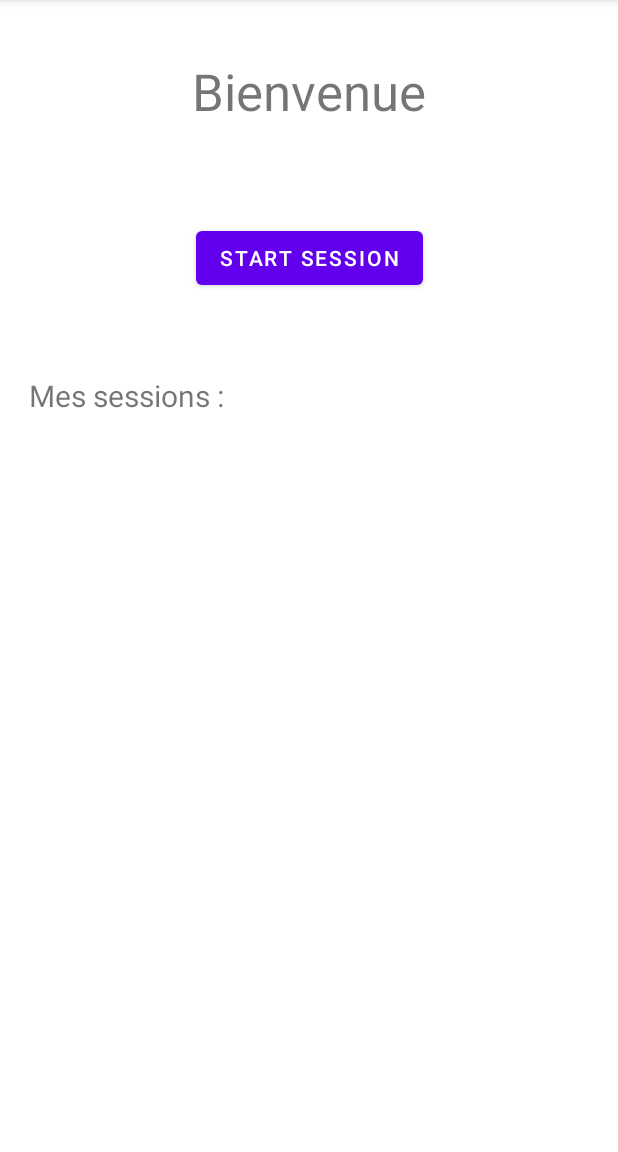
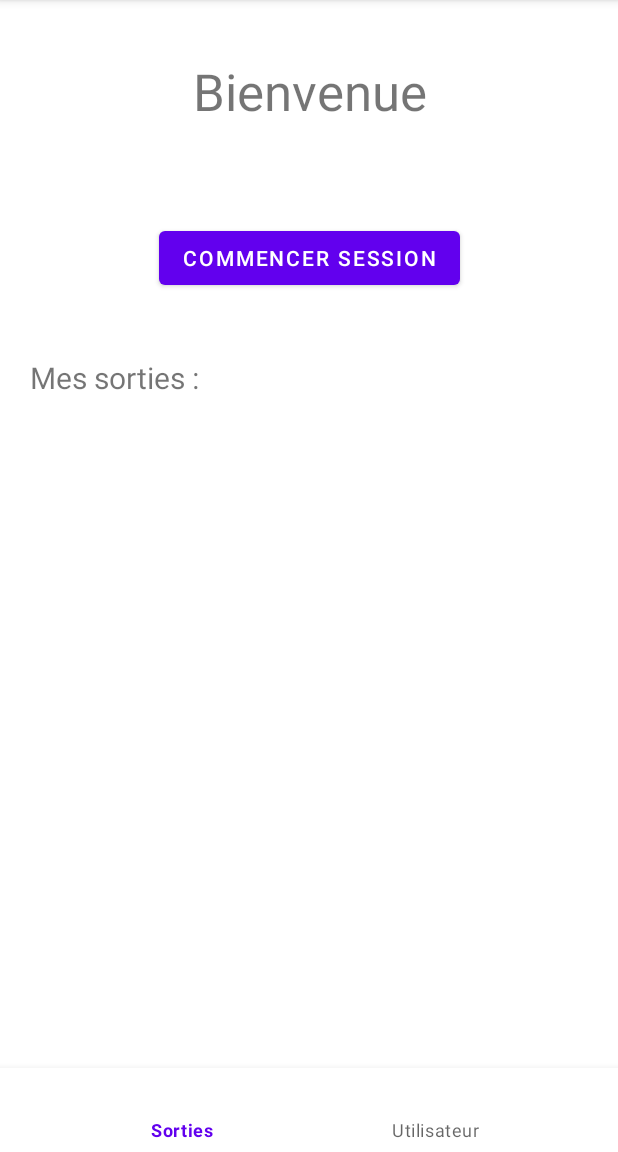
Before and after one commit to noureddine-m-kanaan/bykeAndroid, an Android app: the MainActivity screen opened directly, with no data from a screen before it, on a phone screen of 412 x 824 dp, the part 84-1236 px from its top. Run offline under Robolectric (Android 15) with nearby library versions, the phone set to English and light mode, and no system bars; our stand-ins replace navigation-ui.

Commit message:
Ajout de la bottom nav et logout de user

```diff
--- a/Afya/app/src/main/java/com/example/afya/data/LoginDataSource.kt
+++ b/Afya/app/src/main/java/com/example/afya/data/LoginDataSource.kt
@@ -32,7 +32,4 @@ class LoginDataSource {
             Result.Error(IOException("Erreur de connexion au serveur", e))
         }
     }
-
-    fun logout() {
-    }
 }
--- a/Afya/app/src/main/java/com/example/afya/data/LoginRepository.kt
+++ b/Afya/app/src/main/java/com/example/afya/data/LoginRepository.kt
@@ -19,11 +19,6 @@ class LoginRepository(val dataSource: LoginDataSource) {
         user = null
     }
 
-    fun logout() {
-        user = null
-        dataSource.logout()
-    }
-
     suspend fun login(username: String, password: String): Result<LoggedInUser> {
          val result = dataSource.login(username, password)
 
--- a/Afya/app/src/main/java/com/example/afya/view/MainActivity.kt
+++ b/Afya/app/src/main/java/com/example/afya/view/MainActivity.kt
@@ -1,21 +1,47 @@
 package com.example.afya.view
 
-import android.annotation.SuppressLint
+import android.content.Intent
 import androidx.appcompat.app.AppCompatActivity
 import android.os.Bundle
 import androidx.navigation.findNavController
-import androidx.navigation.fragment.NavHostFragment.Companion.findNavController
+import androidx.navigation.fragment.NavHostFragment
+import androidx.navigation.ui.setupWithNavController
 import com.example.afya.R
+import com.google.android.material.bottomnavigation.BottomNavigationView
 
 class MainActivity : AppCompatActivity() {
     private var extras: Bundle? = null
+    private lateinit var bottomNavigation: BottomNavigationView
     override fun onCreate(savedInstanceState: Bundle?) {
         super.onCreate(savedInstanceState)
+        setContentView(R.layout.activity_main)
         extras = intent.extras
-        setContentView(R.layout.activity_main)
+
+        bottomNavigation = findViewById(R.id.bottom_navigation)
+        val navHost = supportFragmentManager.findFragmentById(R.id.fragment) as NavHostFragment
+        val navController = navHost.navController
+        bottomNavigation.setOnNavigationItemSelectedListener { item ->
+            when (item.itemId) {
+                R.id.tripsFragment -> {
+                    navController.navigate(R.id.tripsFragment)
+                }
+                R.id.userFragment -> {
+                    navController.navigate(R.id.userFragment)
+                }
+            }
+            true
+        }
     }
 
     fun getExtra(): Bundle? {
         return extras
     }
+
+    fun logout() {
+        val intent = Intent(this, LoginActivity::class.java)
+        intent.removeExtra("DISPLAY_NAME")
+        intent.removeExtra("TOKEN")
+        intent.removeExtra("USER_ID")
+        startActivity(intent)
+    }
 }
--- a/Afya/app/src/main/res/layout/activity_main.xml
+++ b/Afya/app/src/main/res/layout/activity_main.xml
@@ -11,7 +11,7 @@
         android:layout_width="wrap_content"
         android:layout_height="wrap_content"
         android:layout_marginTop="148dp"
-        android:text="Start session"
+        android:text="@string/commencer_session"
         app:layout_constraintEnd_toEndOf="parent"
         app:layout_constraintStart_toStartOf="parent"
         app:layout_constraintTop_toTopOf="parent" />
@@ -24,39 +24,35 @@
         android:layout_marginTop="38dp"
         android:layout_marginEnd="192dp"
         android:layout_marginBottom="159dp"
-        android:text="Bienvenue"
+        android:text="@string/bienvenue"
         android:textAlignment="center"
         android:textSize="34sp"
-        app:layout_constraintBottom_toTopOf="@+id/fragment"
         app:layout_constraintEnd_toEndOf="parent"
         app:layout_constraintHorizontal_bias="0.427"
         app:layout_constraintStart_toStartOf="parent"
         app:layout_constraintTop_toTopOf="parent"
         app:layout_constraintVertical_bias="0.703" />
 
-    <fragment
+    <androidx.fragment.app.FragmentContainerView
         android:id="@+id/fragment"
         android:name="androidx.navigation.fragment.NavHostFragment"
         android:layout_width="match_parent"
         android:layout_height="0dp"
-        app:layout_constraintBottom_toBottomOf="parent"
+        android:layout_marginTop="30dp"
+        app:layout_constraintBottom_toTopOf="@id/bottom_navigation"
         app:layout_constraintEnd_toEndOf="parent"
         app:layout_constraintStart_toStartOf="parent"
-        app:layout_constraintTop_toBottomOf="@+id/textView"
+        app:layout_constraintTop_toBottomOf="@id/button"
         tools:layout="@layout/fragment_trips"
         app:navGraph="@navigation/navigation"
         app:defaultNavHost="true"/>
 
-    <TextView
-        android:id="@+id/textView"
-        android:layout_width="150dp"
-        android:layout_height="43dp"
-        android:layout_marginStart="19dp"
-        android:layout_marginTop="250dp"
-        android:layout_marginBottom="17dp"
-        android:text="Mes sessions :"
-        android:textSize="20sp"
-        app:layout_constraintBottom_toTopOf="@+id/fragment"
+    <com.google.android.material.bottomnavigation.BottomNavigationView
+        android:id="@+id/bottom_navigation"
+        android:layout_width="match_parent"
+        android:layout_height="wrap_content"
+        app:layout_constraintBottom_toBottomOf="parent"
         app:layout_constraintStart_toStartOf="parent"
-        app:layout_constraintTop_toTopOf="parent" />
+        app:layout_constraintEnd_toEndOf="parent"
+        app:menu="@menu/bottom_navigation_menu"/>
 </androidx.constraintlayout.widget.ConstraintLayout>
--- a/Afya/app/src/main/res/layout/fragment_trips.xml
+++ b/Afya/app/src/main/res/layout/fragment_trips.xml
@@ -5,13 +5,25 @@
     android:layout_width="match_parent"
     android:layout_height="match_parent">
 
+    <TextView
+        android:id="@+id/textView"
+        android:layout_width="150dp"
+        android:layout_height="43dp"
+        android:layout_marginStart="20dp"
+        android:layout_marginTop="12dp"
+        android:text="@string/mes_sorties"
+        android:textSize="20sp"
+        app:layout_constraintStart_toStartOf="parent"
+        app:layout_constraintTop_toTopOf="parent" />
+
     <androidx.recyclerview.widget.RecyclerView
         android:id="@+id/rv_trips"
         android:name="com.example.afya.view.ItemExerciceFragment"
         android:layout_width="match_parent"
-        android:layout_height="match_parent"
-        android:layout_marginLeft="16dp"
-        android:layout_marginRight="16dp"
+        android:layout_height="wrap_content"
+        android:layout_marginLeft="15dp"
+        android:layout_marginRight="15dp"
+        app:layout_constraintTop_toBottomOf="@+id/textView"
         app:layoutManager="LinearLayoutManager"
         tools:context=".view.TripsFragment"
         tools:listitem="@layout/item_trip" />
--- /dev/null
+++ b/Afya/app/src/main/res/menu/bottom_navigation_menu.xml
@@ -0,0 +1,9 @@
+<?xml version="1.0" encoding="utf-8"?>
+<menu xmlns:android="http://schemas.android.com/apk/res/android">
+    <item
+        android:id="@+id/tripsFragment"
+        android:title="@string/sorties" />
+    <item
+        android:id="@+id/userFragment"
+        android:title="@string/utilisateur" />
+</menu>
--- a/Afya/app/src/main/res/navigation/navigation.xml
+++ b/Afya/app/src/main/res/navigation/navigation.xml
@@ -24,4 +24,10 @@
             android:name="trip"
             app:argType="com.example.afya.data.model.Trip" />
     </fragment>
+
+    <fragment
+        android:id="@+id/userFragment"
+        android:name="com.example.afya.view.UserFragment"
+        android:label="fragment_user"
+        tools:layout="@layout/fragment_user" />
 </navigation>
--- a/Afya/app/src/main/res/values/strings.xml
+++ b/Afya/app/src/main/res/values/strings.xml
@@ -28,4 +28,11 @@
     <string name="distance_parcourue">Distance parcourue : </string>
     <string name="liste_etapes">Liste des étapes : </string>
     <string name="distance_format">%s km</string>
+    <string name="sorties">Sorties</string>
+    <string name="utilisateur">Utilisateur</string>
+    <string name="commencer_session">Commencer session</string>
+    <string name="mes_sorties">Mes sorties :</string>
+    <string name="bienvenue">Bienvenue</string>
+    <string name="details_de_la_sortie">Détails de la sortie :</string>
+    <string name="se_deconnecter">Se déconnecter</string>
 </resources>
```
Also changed, not shown: Afya/app/src/main/java/com/example/afya/MapsActivity.kt (+0 -10 lines), Afya/app/src/main/java/com/example/afya/view/UserFragment.kt (added, +31 -0 lines), Afya/app/src/main/res/layout/fragment_trip_details.xml (+20 -4 lines), Afya/app/src/main/res/layout/fragment_user.xml (added, +26 -0 lines).
